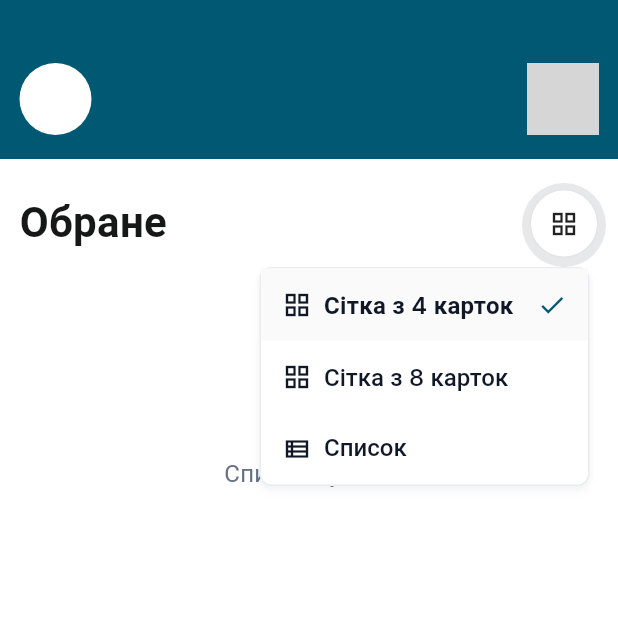
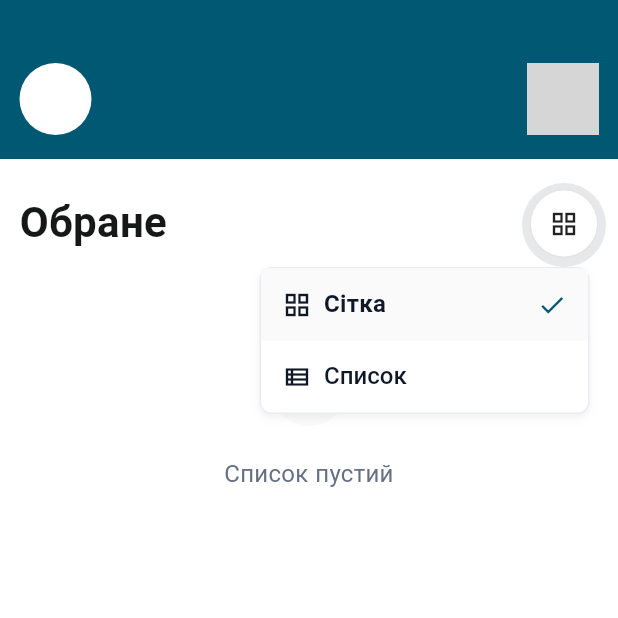
Before and after one commit to chizmodiy/olxclone, a Flutter app: the FavoritesPage screen opened directly, after a tap on the "grid view" icon, on a phone screen of 412 x 824 dp, the top half of it. Run offline on Flutter 3.47's test engine with Material 3 defaults, Android fonts, the phone set to English and light mode, and no system bars; our stand-ins replace cached_network_image, dotted_border, flutter_map, flutter_svg, font_awesome_flutter, geolocator and 5 more; missing offline and left inert: algoliasearch, flutter_map_marker_cluster; accounts and stored records are empty; network calls fail; grey boxes are pictures that could not be loaded.

Commit message:
refactor: оновлено логіку відображення фільтрів та меню улюблених елементів
- Змінено текст у випадаючому меню на сторінці улюблених, спростивши назву до "Сітка".
- Додано перевірку для забезпечення коректного діапазону цін у фільтрах, обмінюючи значення мінімальної та максимальної ціни, якщо це необхідно.
- Оновлено логіку слайдера для коректного обмеження значень мінімальної та максимальної ціни.

```diff
--- a/lib/pages/favorites_page.dart
+++ b/lib/pages/favorites_page.dart
@@ -209,8 +209,7 @@ class _FavoritesContentState extends State<FavoritesContent> {
         child: Column(
           mainAxisSize: MainAxisSize.min,
           children: [
-            _buildDropdownMenuItem('Сітка з 4 карток', ViewMode.grid4, Icons.grid_view_outlined),
-            _buildDropdownMenuItem('Сітка з 8 карток', ViewMode.grid8, Icons.grid_view_outlined), // Added this line
+            _buildDropdownMenuItem('Сітка', ViewMode.grid4, Icons.grid_view_outlined), // Added this line
             _buildDropdownMenuItem('Список', ViewMode.list, Icons.view_list_outlined),
           ],
         ),
```
Also changed, not shown: lib/pages/filter_page.dart (+17 -2 lines).
